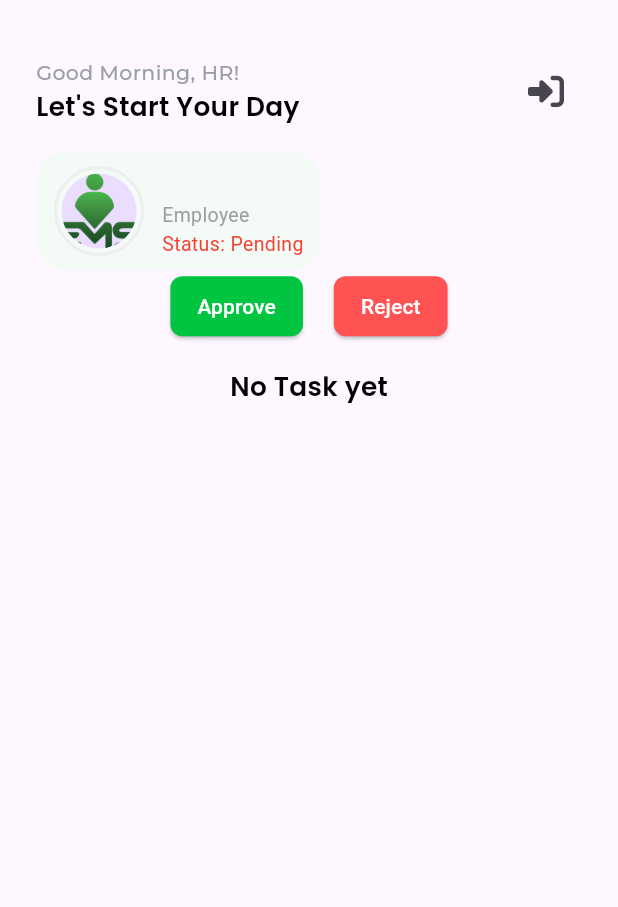
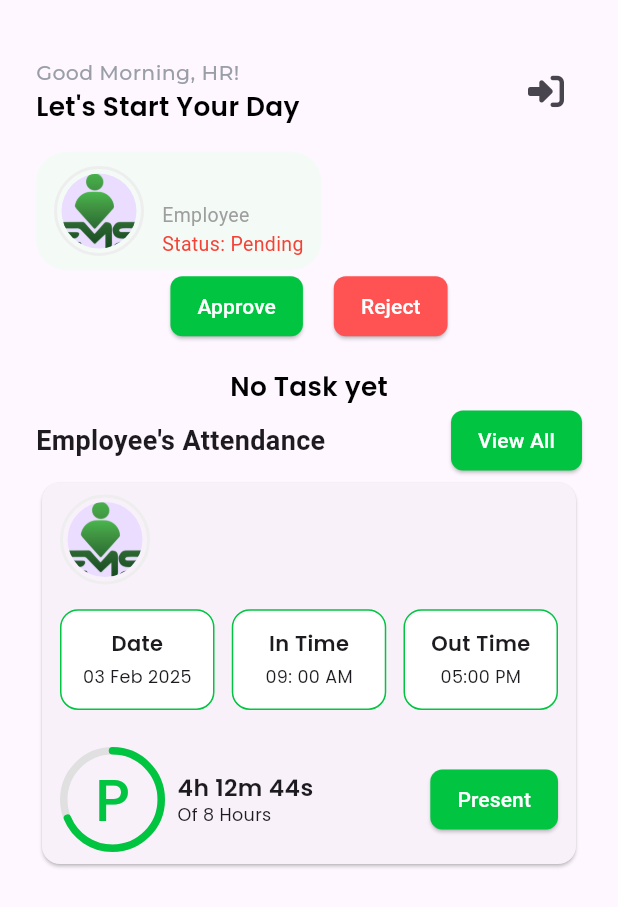
Before and after one commit to AleeXraxa/Employee-Management-System, a Flutter app: the EmpDetails screen opened directly with empty values, on a phone screen of 412 x 824 dp. Shown: the top 907 px of the screen. Run offline on Flutter 3.47's test engine with Material 3 defaults, Android fonts, the phone set to English and light mode, and no system bars; drawn by our look-alikes of percent_indicator; our stand-ins replace cloud_firestore, connectivity_plus, firebase_auth, firebase_core, flutter_screenutil, font_awesome_flutter and 3 more; accounts and stored records are empty; project files that could hold a hidden picture were left out.

Commit message:
attendance card UI

```diff
--- a/lib/Features/HR Dashboard/View/emp_details.dart
+++ b/lib/Features/HR Dashboard/View/emp_details.dart
@@ -211,7 +211,30 @@ class EmpDetails extends StatelessWidget {
                       ]
                     ],
                   );
-                }))
+                })),
+                Container(
+                  child: Column(
+                    children: [
+                      Row(
+                        mainAxisAlignment: MainAxisAlignment.spaceBetween,
+                        children: [
+                          Text(
+                            "Employee's Attendance",
+                            style: TextStyle(
+                                fontSize: 18, fontWeight: FontWeight.bold),
+                          ),
+                          secondaryBtn(
+                              btnText: 'View All',
+                              bgcolor: AppColors.primaryColor,
+                              onTap: () {
+                                Get.to(ViewAllAttendance());
+                              })
+                        ],
+                      ),
+                      Attendance_pcard(employee: employee),
+                    ],
+                  ),
+                ),
               ],
             ),
           ),
--- /dev/null
+++ b/lib/Features/HR Dashboard/model/attendance_model.dart
@@ -0,0 +1,44 @@
+import 'package:employee_management_system/core/app_exports.dart';
+
+class AttendanceModel {
+  final String id;
+  final String employeeID;
+  final DateTime date;
+  final String status;
+  final String? checkIn;
+  final String? checkOut;
+  final String markedBy;
+
+  AttendanceModel({
+    required this.id,
+    required this.employeeID,
+    required this.date,
+    required this.status,
+    this.checkIn,
+    this.checkOut,
+    required this.markedBy,
+  });
+
+  factory AttendanceModel.fromMap(String id, Map<String, dynamic> data) {
+    return AttendanceModel(
+      id: id,
+      employeeID: data['employeeID'],
+      date: (data['date'] as Timestamp).toDate(),
+      status: data['status'],
+      checkIn: data['checkIn'],
+      checkOut: data['checkOut'],
+      markedBy: data['markedBy'],
+    );
+  }
+
+  Map<String, dynamic> toMap() {
+    return {
+      'employeeID': employeeID,
+      'date': date,
+      'status': status,
+      'checkIn': checkIn,
+      'checkOut': checkOut,
+      'markedBy': markedBy,
+    };
+  }
+}
--- a/lib/core/app_exports.dart
+++ b/lib/core/app_exports.dart
@@ -8,6 +8,7 @@ export 'package:flutter/services.dart';
 export 'package:cloud_firestore/cloud_firestore.dart';
 export 'package:connectivity_plus/connectivity_plus.dart';
 export 'package:google_sign_in/google_sign_in.dart';
+export 'package:percent_indicator/percent_indicator.dart';
 
 // Views
 export 'package:employee_management_system/splash.dart';
@@ -39,6 +40,9 @@ export 'package:employee_management_system/shared/widgets/secondary_btn.dart';
 export 'package:employee_management_system/shared/widgets/navbar.dart';
 export 'package:employee_management_system/shared/widgets/task_card.dart';
 export 'package:employee_management_system/shared/widgets/attendace_card.dart';
+export 'package:employee_management_system/shared/widgets/small_card.dart';
+export 'package:employee_management_system/shared/widgets/time_progress.dart';
+export 'package:employee_management_system/shared/widgets/attendance_pcard.dart';
 
 // Validator
 export 'package:employee_management_system/shared/utils/validator.dart';
--- a/lib/main.dart
+++ b/lib/main.dart
@@ -26,7 +26,7 @@ class MyApp extends StatelessWidget {
           colorScheme: ColorScheme.fromSeed(seedColor: Colors.deepPurple),
           useMaterial3: true,
         ),
-        home: Payroll(),
+        home: Splash(),
       ),
     );
   }
--- /dev/null
+++ b/lib/shared/widgets/attendance_pcard.dart
@@ -0,0 +1,109 @@
+import 'package:employee_management_system/core/app_exports.dart';
+
+class Attendance_pcard extends StatelessWidget {
+  const Attendance_pcard({
+    super.key,
+    required this.employee,
+  });
+
+  final UserModel employee;
+
+  @override
+  Widget build(BuildContext context) {
+    return Card(
+      child: Padding(
+        padding: const EdgeInsets.symmetric(vertical: 8, horizontal: 12),
+        child: Column(
+          children: [
+            Row(
+              children: [
+                Container(
+                  padding: const EdgeInsets.all(3),
+                  decoration: BoxDecoration(
+                    shape: BoxShape.circle,
+                    border: Border.all(color: Colors.grey.shade200, width: 2),
+                  ),
+                  child: CircleAvatar(
+                    radius: 25,
+                    backgroundImage: AssetImage('assets/images/logo.png'),
+                  ),
+                ),
+                SizedBox(width: 0.02.sw),
+                Column(
+                  crossAxisAlignment: CrossAxisAlignment.start,
+                  children: [
+                    Text(
+                      '${employee.fname} ${employee.lname}',
+                      style: AppTextStyles.title,
+                    ),
+                    Text(
+                      '${employee.role}',
+                      style: AppTextStyles.bodyTextMedium,
+                    ),
+                  ],
+                ),
+                SizedBox(height: 0.02.sh),
+              ],
+            ),
+            SizedBox(height: 0.02.sh),
+            Row(
+              mainAxisAlignment: MainAxisAlignment.spaceBetween,
+              children: [
+                SmallCard(
+                  title: 'Date',
+                  value: '03 Feb 2025',
+                ),
+                SmallCard(
+                  title: 'In Time',
+                  value: '09: 00 AM',
+                ),
+                SmallCard(
+                  title: 'Out Time',
+                  value: '05:00 PM',
+                ),
+              ],
+            ),
+            SizedBox(height: 0.03.sh),
+            Row(
+              mainAxisAlignment: MainAxisAlignment.spaceBetween,
+              children: [
+                Row(
+                  children: [
+                    WorkProgressIndicator(),
+                    SizedBox(width: 0.02.sw),
+                    Column(
+                      crossAxisAlignment: CrossAxisAlignment.start,
+                      children: [
+                        Text(
+                          '4h 12m 44s',
+                          style: TextStyle(
+                            fontWeight: FontWeight.w600,
+                            fontFamily: 'Poppins',
+                            fontSize: 16.sp,
+                          ),
+                        ),
+                        Text(
+                          'Of 8 Hours',
+                          style: TextStyle(
+                            fontWeight: FontWeight.w300,
+                            fontFamily: 'Poppins',
+                            fontSize: 12.sp,
+                          ),
+                        ),
+                      ],
+                    ),
+                  ],
+                ),
+                secondaryBtn(
+                  btnText: 'Present',
+                  bgcolor: AppColors.primaryColor,
+                  onTap: () {},
+                ),
+              ],
+            )
+          ],
+        ),
+      ),
+    );
+  }
+}
--- /dev/null
+++ b/lib/shared/widgets/small_card.dart
@@ -0,0 +1,49 @@
+import 'package:employee_management_system/core/app_exports.dart';
+
+class SmallCard extends StatelessWidget {
+  const SmallCard({
+    required this.title,
+    required this.value,
+    super.key,
+  });
+
+  final String title;
+  final String value;
+
+  @override
+  Widget build(BuildContext context) {
+    return Container(
+      width: 0.25.sw,
+      decoration: BoxDecoration(
+          color: AppColors.white,
+          borderRadius: BorderRadius.circular(12),
+          border: Border.all(
+            color: AppColors.primaryColor,
+            width: 1,
+          )),
+      child: Padding(
+        padding: const EdgeInsets.symmetric(vertical: 12, horizontal: 8),
+        child: Column(
+          children: [
+            Text(
+              title,
+              style: TextStyle(
+                fontWeight: FontWeight.w600,
+                fontFamily: 'Poppins',
+              ),
+            ),
+            SizedBox(height: 0.005.sh),
+            Text(
+              value,
+              style: TextStyle(
+                fontWeight: FontWeight.w300,
+                fontFamily: 'Poppins',
+                fontSize: 12.sp,
+              ),
+            ),
+          ],
+        ),
+      ),
+    );
+  }
+}
--- /dev/null
+++ b/lib/shared/widgets/time_progress.dart
@@ -0,0 +1,36 @@
+import 'package:employee_management_system/core/app_exports.dart';
+
+class WorkProgressIndicator extends StatelessWidget {
+  const WorkProgressIndicator({super.key});
+
+  @override
+  Widget build(BuildContext context) {
+    const shiftDuration = Duration(hours: 8);
+    const timeSpent = Duration(hours: 5, minutes: 30);
+
+    final percent = timeSpent.inSeconds / shiftDuration.inSeconds;
+    final hours = timeSpent.inHours;
+    final minutes = timeSpent.inMinutes.remainder(60);
+
+    return Center(
+      child: CircularPercentIndicator(
+        radius: 35.0,
+        lineWidth: 5.0,
+        animation: true,
+        percent: percent.clamp(0.0, 1.0),
+        center: Text(
+          'P',
+          style: TextStyle(
+            fontSize: 40.sp,
+            fontWeight: FontWeight.w500,
+            color: AppColors.primaryColor,
+            fontFamily: 'Poppins',
+          ),
+        ),
+        circularStrokeCap: CircularStrokeCap.round,
+        backgroundColor: Colors.grey[300]!,
+        progressColor: AppColors.primaryColor,
+      ),
+    );
+  }
+}
--- a/pubspec.yaml
+++ b/pubspec.yaml
@@ -20,6 +20,7 @@ dependencies:
   intl:
   table_calendar: ^3.2.0
   collection: 1.19.0
+  percent_indicator: ^4.2.5
 
   # Screen Utils for Responsive
   flutter_screenutil: ^5.9.0
```
Also changed, not shown: pubspec.lock.
